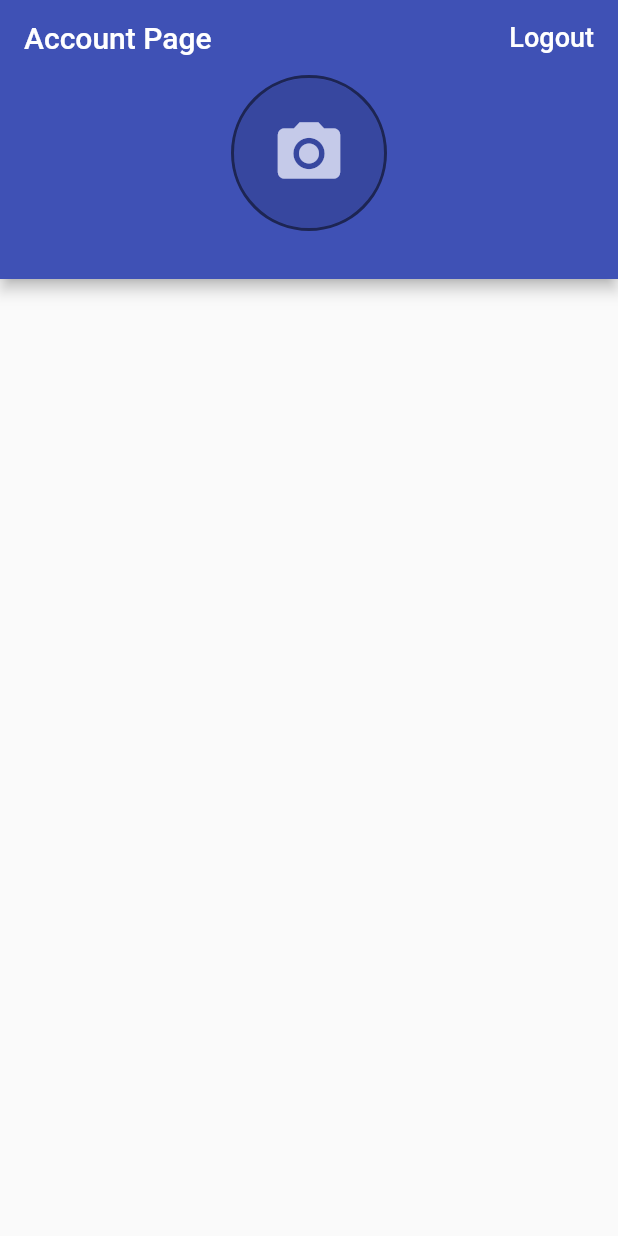
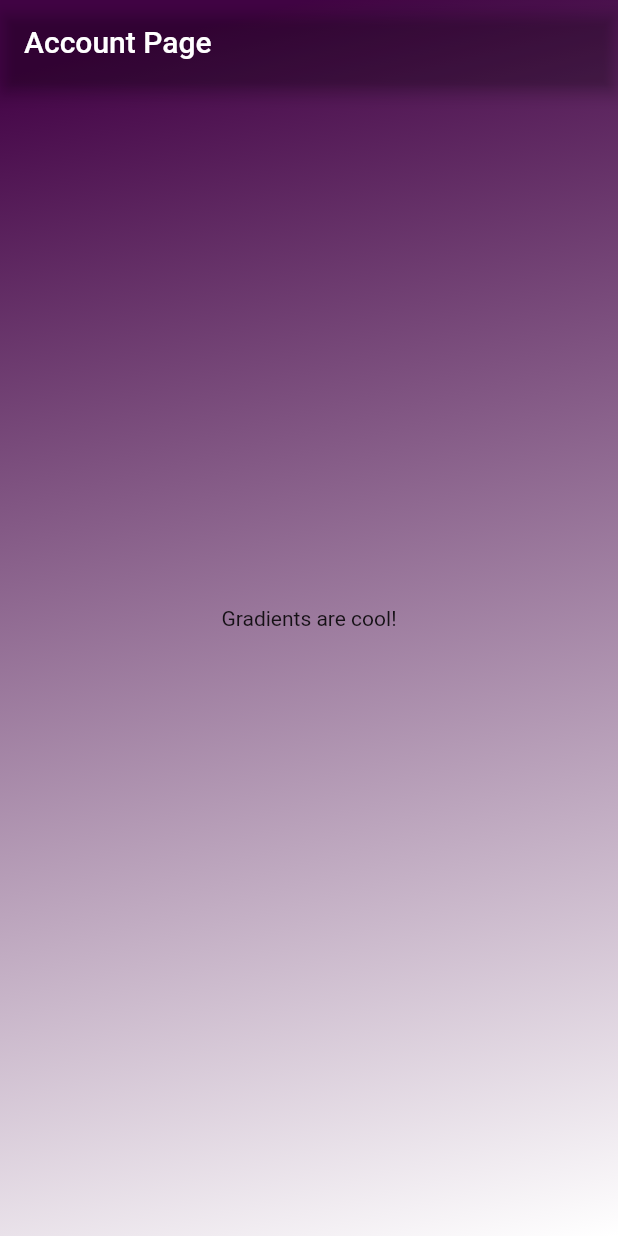
Before and after one commit to Fireside-Tech-Solutions/Spade, a Flutter app: the screen it shows once a user with an empty profile is signed in, on a phone screen of 412 x 824 dp. Run offline on Flutter 3.47's test engine with Material 2 defaults, Android fonts, the phone set to English and light mode, and no system bars; our stand-ins replace cloud_firestore, firebase_auth; missing offline and left inert: pedantic; accounts and stored records are empty.

Commit message:
linear Gradient

```diff
--- a/lib/app/account/account_page.dart
+++ b/lib/app/account/account_page.dart
@@ -41,30 +41,55 @@ class AccountPage extends StatelessWidget {
 
   @override
   Widget build(BuildContext context) {
-    final user = Provider.of<User>(context);
-    return Scaffold(
-      appBar: AppBar(
-        title: Text(Strings.account),
-        actions: <Widget>[
-          FlatButton(
-            key: Key(Keys.logout),
-            child: Text(
-              Strings.logout,
-              style: TextStyle(
-                fontSize: 18.0,
-                color: Colors.white,
-              ),
-            ),
-            onPressed: () => _confirmSignOut(context),
+    return  Scaffold(
+      body: Stack(
+        children: <Widget>[
+          Container(
+            decoration: BoxDecoration(
+            gradient: LinearGradient(
+              colors: [ Color(0xFF430346), Colors.white],
+              begin: FractionalOffset.topCenter,
+              end: FractionalOffset.bottomRight),
           ),
-        ],
-        bottom: PreferredSize(
-          preferredSize: const Size.fromHeight(130.0),
-          child: _buildUserInfo(user),
-        ),
-      ),
+           child: Center(
+            child: Text('Gradients are cool!'),
+           ),
+          ),
+          new Positioned(
+            top: 0.0,
+            left: 0.0,
+            right: 0.0,
+            child: AppBar(
+              title: Text(Strings.account),
+              backgroundColor: Colors.transparent,)
+      ),]
+    ),
     );
   }
+  // @override
+  // Widget build(BuildContext context) {
+  //   final user = Provider.of<User>(context);
+  //   return MaterialApp(
+  //     home: Scaffold(
+  //       appBar: AppBar(
+  //         title: Text(Strings.account),
+  //         bottom: PreferredSize(
+  //           preferredSize: const Size.fromHeight(130.0),
+  //           child: _buildUserInfo(user),
+  //         ),
+  //       ),
+  //     body: Container(
+  //       decoration: BoxDecoration(
+  //         gradient: LinearGradient(
+  //             colors: [ Color(0x430346), Color(0xFFFFFF)],
+  //             begin: FractionalOffset.topLeft,
+  //             end: FractionalOffset.bottomRight,
+  //            ),
+  //         ),
+  //       ),
+  //     ),
+  //   );
+  // }
 
   Widget _buildUserInfo(User user) {
     return Column(
```
